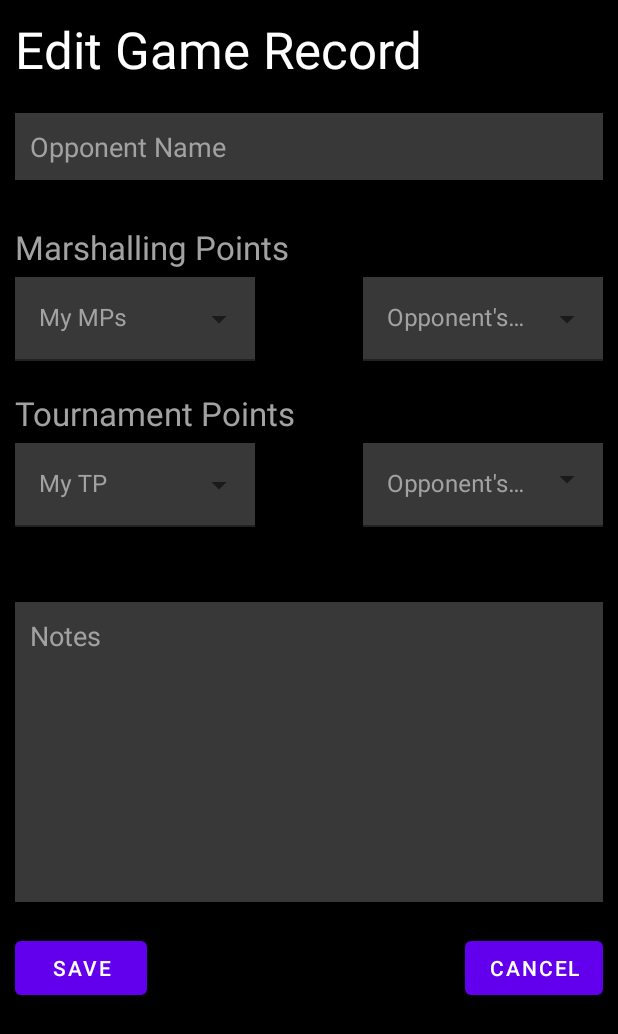
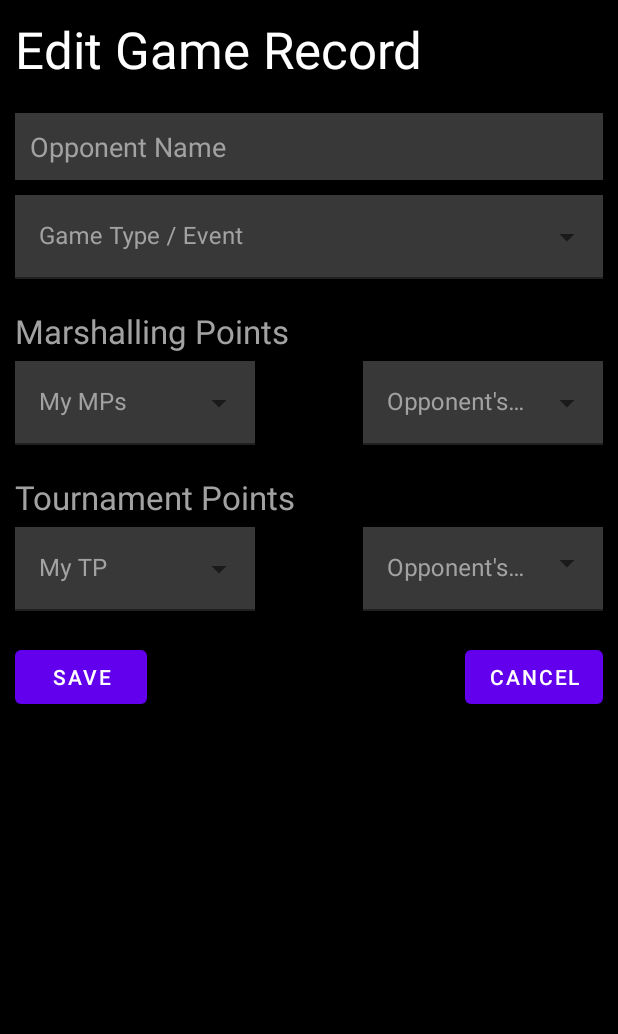
Before and after one commit to Heinrich-Barth/meccg-news-app, an Android app: the layout fragment_edit_record.xml on its own in the app's theme, with its tools: preview values and no code run, on a phone screen of 412 x 824 dp. Shown: the top 1034 px of the screen. Run offline under Robolectric (Android 15) with nearby library versions, the phone set to English and light mode, and no system bars.

Commit message:
add event type to record

```diff
--- a/app/src/main/res/layout/fragment_edit_record.xml
+++ b/app/src/main/res/layout/fragment_edit_record.xml
@@ -34,8 +34,33 @@
             android:inputType="text"
             android:maxLines="1"
             android:padding="10dp"
+            android:singleLine="true"
+            android:textColorHighlight="@color/teal_200"
             android:textColor="@color/text_default"
             android:textColorHint="@color/light_black" />
+
+        <com.google.android.material.textfield.TextInputLayout
+            android:id="@+id/record_edit_event_layout"
+            style="@style/Widget.MaterialComponents.TextInputLayout.FilledBox.ExposedDropdownMenu"
+            android:layout_width="match_parent"
+            android:layout_height="wrap_content"
+            android:hint="@string/tp_hint_event"
+            android:textColorHint="@color/light_black"
+            app:helperTextTextColor="@color/light_black"
+            app:hintTextColor="@color/text_default"
+            app:placeholderTextColor="@color/light_black">
+
+            <AutoCompleteTextView
+                android:id="@+id/record_edit_event_dropdown"
+                android:layout_width="match_parent"
+                android:layout_height="wrap_content"
+                android:background="@color/near_black"
+                android:inputType="none"
+                android:textColor="@color/light_black"
+                android:textColorHint="@color/light_black"
+                app:dropDownBackgroundTint="@color/near_black" />
+
+        </com.google.android.material.textfield.TextInputLayout>
 
         <TextView
             android:layout_width="match_parent"
@@ -173,24 +198,10 @@
 
         </LinearLayout>
 
-        <EditText
-            android:id="@+id/record_edit_notes"
-            android:layout_width="match_parent"
-            android:layout_height="200dp"
-            android:layout_marginTop="50dp"
-            android:layout_marginBottom="20dp"
-            android:background="@color/near_black"
-            android:ems="10"
-            android:gravity="start|top"
-            android:hint="@string/tp_hint_text"
-            android:inputType="textMultiLine"
-            android:padding="10dp"
-            android:textColor="@color/text_default"
-            android:textColorHint="@color/light_black" />
-
         <LinearLayout
             android:layout_width="match_parent"
             android:layout_height="wrap_content"
+            android:layout_marginTop="20dp"
             android:orientation="horizontal">
 
             <Button
```
Also changed, not shown: app/src/main/java/github/heinrichbarth/meccgevents/ui/records/EditRecordFragment.java (+29 -17 lines).
